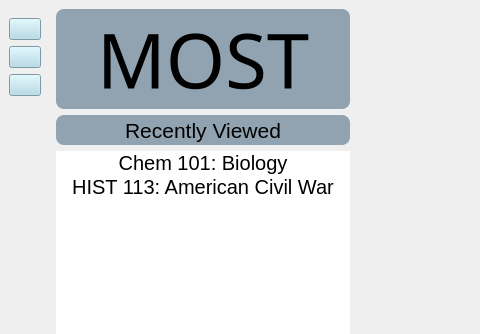
This is Homepage/homepage.ui in WSU-4110/MOST as Qt 5 draws it before an edit; both pictures show x 0 to 480 and y 0 to 334 of the 1223 by 800 pixel window. The edited form follows.
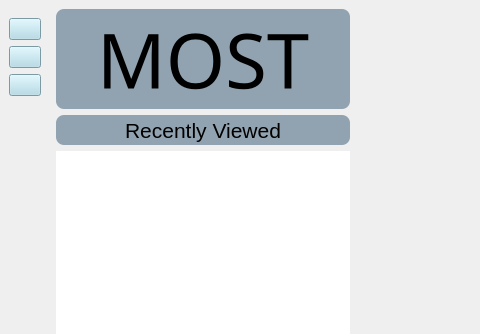
This is the edited form. Icons and pictures are not drawn.

Commit message: added recently studied sets functionality for homepage (flashcards only)

```diff
--- a/Homepage/homepage.ui
+++ b/Homepage/homepage.ui
@@ -282,32 +282,6 @@
 }
 </string>
         </property>
-        <item>
-         <property name="text">
-          <string>Chem 101: Biology</string>
-         </property>
-         <property name="font">
-          <font>
-           <pointsize>15</pointsize>
-          </font>
-         </property>
-         <property name="textAlignment">
-          <set>AlignCenter</set>
-         </property>
-        </item>
-        <item>
-         <property name="text">
-          <string>HIST 113: American Civil War</string>
-         </property>
-         <property name="font">
-          <font>
-           <pointsize>15</pointsize>
-          </font>
-         </property>
-         <property name="textAlignment">
-          <set>AlignCenter</set>
-         </property>
-        </item>
        </widget>
       </item>
       <item>
```
The commit also changes 7 other files.
